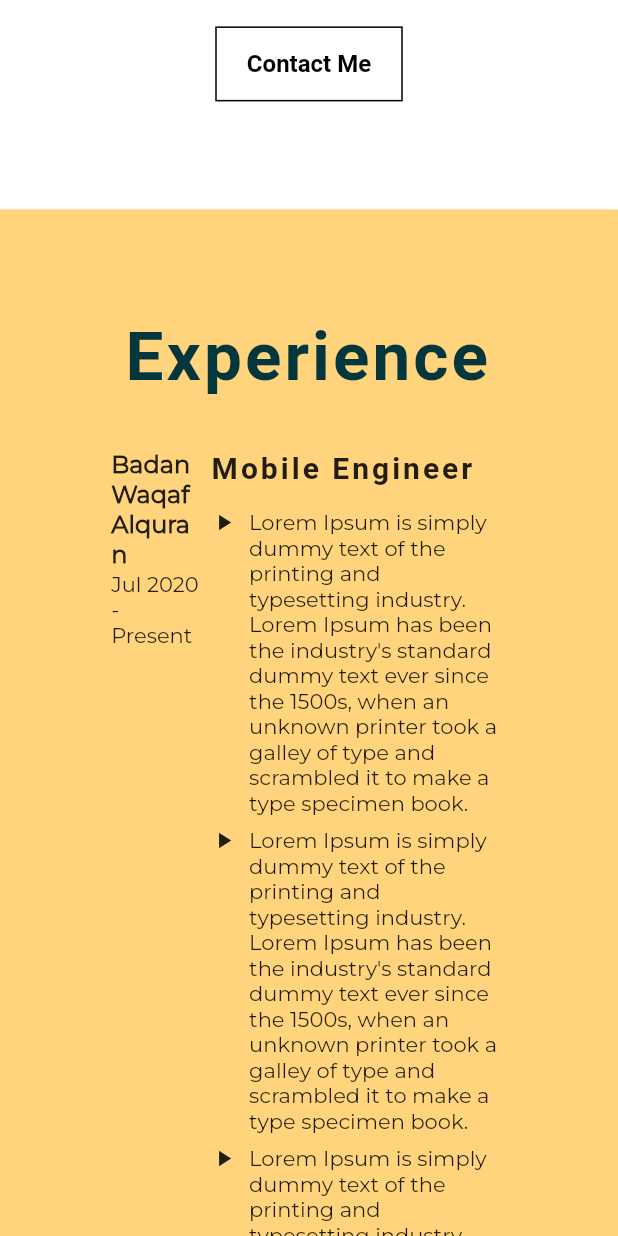
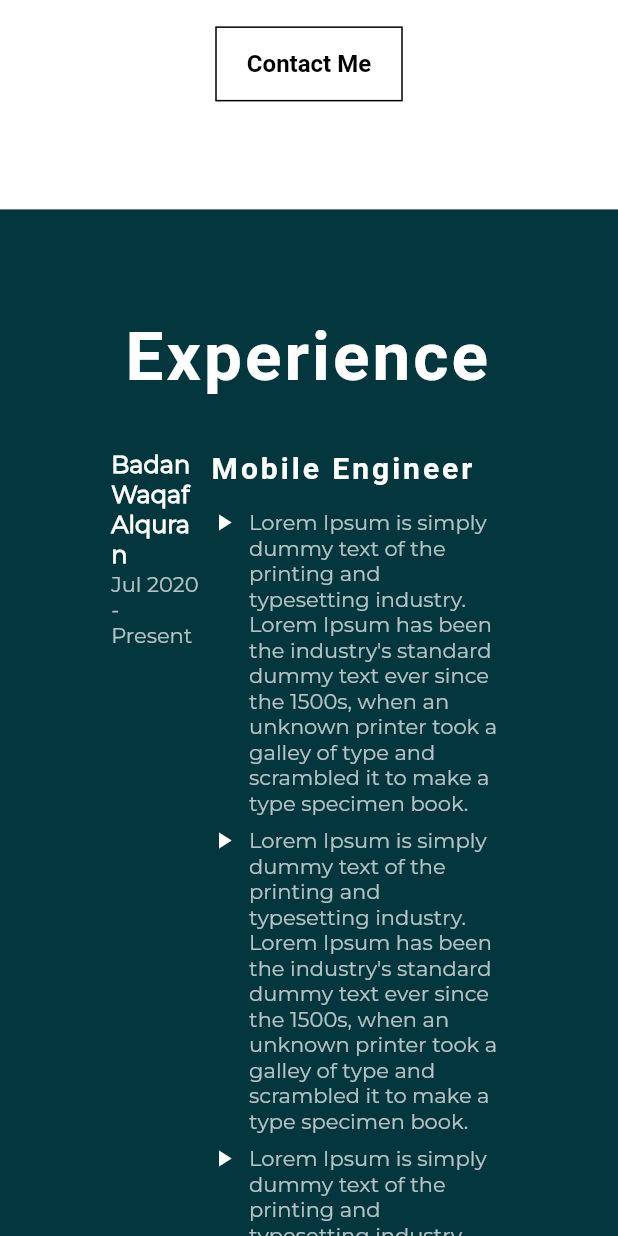
Before and after one commit to zuludin04/portfolio, a Flutter app: the screen it shows after launch, scrolled down 1152 dp, on a phone screen of 412 x 824 dp. Run offline on Flutter 3.47's test engine with Material 2 defaults, Android fonts, the phone set to English and light mode, and no system bars; drawn by our look-alikes of animated_background; our stand-ins replace flutter_svg, sliver_tools; missing offline and left inert: dart:html.

Commit message:
change experience color

```diff
--- a/lib/ui/dashboard_screen.dart
+++ b/lib/ui/dashboard_screen.dart
@@ -147,14 +147,17 @@ class _DashboardScreenState extends State<DashboardScreen>
             ),
             SliverToBoxAdapter(
               child: Container(
-                color: const Color(0xffFFD47D),
+                color: const Color(0xff04363D),
                 padding: EdgeInsets.symmetric(
                   vertical: 72,
                   horizontal: size.width * 0.18,
                 ),
                 child: Column(
                   children: [
-                    const SectionTitle(title: 'Experience'),
+                    const SectionTitle(
+                      title: 'Experience',
+                      color: Colors.white,
+                    ),
                     const SizedBox(height: 36),
                     Column(
                       children: experiences
--- a/lib/ui/experience_item.dart
+++ b/lib/ui/experience_item.dart
@@ -27,12 +27,14 @@ class ExperienceItem extends StatelessWidget {
                       fontSize: 16,
                       fontWeight: FontWeight.bold,
                       fontFamily: 'Montserrat Regular',
+                      color: Colors.white,
                     ),
                   ),
                   SelectableText(
                     experience.duration,
                     style: const TextStyle(
                       fontFamily: 'Montserrat Regular',
+                      color: Colors.white70,
                     ),
                   ),
                 ],
@@ -50,6 +52,7 @@ class ExperienceItem extends StatelessWidget {
                       fontFamily: 'Robotto Bold',
                       letterSpacing: 2,
                       fontWeight: FontWeight.bold,
+                      color: Colors.white,
                     ),
                   ),
                   const SizedBox(height: 16),
@@ -63,7 +66,7 @@ class ExperienceItem extends StatelessWidget {
             ),
           ],
         ),
-        const Divider(height: 36),
+        const Divider(height: 36, color: Colors.white30),
       ],
     );
   }
@@ -75,6 +78,7 @@ class ExperienceItem extends StatelessWidget {
         const Icon(
           Icons.play_arrow,
           size: 18,
+          color: Colors.white,
         ),
         const SizedBox(width: 8),
         Expanded(
@@ -82,7 +86,10 @@ class ExperienceItem extends StatelessWidget {
             padding: const EdgeInsets.only(bottom: 8.0),
             child: SelectableText(
               task,
-              style: const TextStyle(fontFamily: 'Montserrat Regular'),
+              style: const TextStyle(
+                fontFamily: 'Montserrat Regular',
+                color: Colors.white70,
+              ),
             ),
           ),
         ),
--- a/lib/utils/section_title.dart
+++ b/lib/utils/section_title.dart
@@ -2,18 +2,23 @@ import 'package:flutter/material.dart';
 
 class SectionTitle extends StatelessWidget {
   final String title;
+  final Color color;
 
-  const SectionTitle({Key? key, required this.title}) : super(key: key);
+  const SectionTitle({
+    Key? key,
+    required this.title,
+    this.color = const Color(0xff04363D),
+  }) : super(key: key);
 
   @override
   Widget build(BuildContext context) {
     return SelectableText(
       title,
-      style: const TextStyle(
+      style: TextStyle(
         fontSize: 45,
         fontWeight: FontWeight.bold,
         fontFamily: 'Roboto Bold',
-        color: Color(0xff04363D),
+        color: color,
         letterSpacing: 2,
       ),
     );
```
